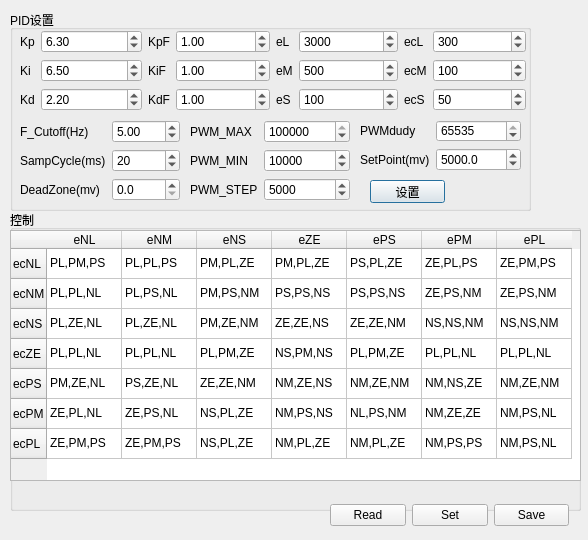
erisir/MFC_STM32F373, file PythonControler/src/UIControlProf.ui: the form before one commit.
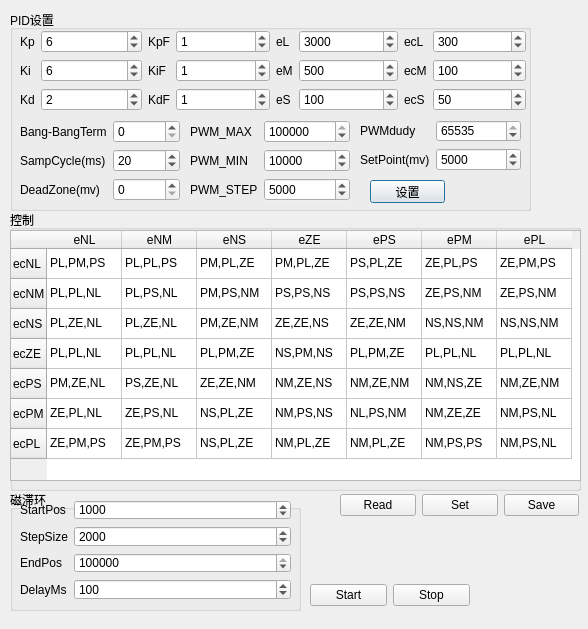
The form after the commit.

The edit to the form file:
```diff
--- a/PythonControler/src/UIControlProf.ui
+++ b/PythonControler/src/UIControlProf.ui
@@ -7,7 +7,7 @@
     <x>0</x>
     <y>0</y>
     <width>588</width>
-    <height>540</height>
+    <height>629</height>
    </rect>
   </property>
   <property name="windowTitle">
@@ -70,7 +70,7 @@
           <bool>false</bool>
          </property>
          <property name="decimals">
-          <number>2</number>
+          <number>0</number>
          </property>
          <property name="maximum">
           <double>65535.000000000000000</double>
@@ -79,7 +79,7 @@
           <double>0.100000000000000</double>
          </property>
          <property name="value">
-          <double>6.500000000000000</double>
+          <double>6.000000000000000</double>
          </property>
         </widget>
        </item>
@@ -96,7 +96,7 @@
           <bool>false</bool>
          </property>
          <property name="decimals">
-          <number>2</number>
+          <number>0</number>
          </property>
          <property name="maximum">
           <double>65535.000000000000000</double>
@@ -105,7 +105,7 @@
           <double>0.100000000000000</double>
          </property>
          <property name="value">
-          <double>2.200000000000000</double>
+          <double>2.000000000000000</double>
          </property>
         </widget>
        </item>
@@ -118,7 +118,7 @@
           <bool>false</bool>
          </property>
          <property name="decimals">
-          <number>2</number>
+          <number>0</number>
          </property>
          <property name="maximum">
           <double>65535.000000000000000</double>
@@ -127,7 +127,7 @@
           <double>0.100000000000000</double>
          </property>
          <property name="value">
-          <double>6.300000000000000</double>
+          <double>6.000000000000000</double>
          </property>
         </widget>
        </item>
@@ -155,7 +155,7 @@
           <bool>false</bool>
          </property>
          <property name="decimals">
-          <number>2</number>
+          <number>0</number>
          </property>
          <property name="maximum">
           <double>65535.000000000000000</double>
@@ -181,7 +181,7 @@
           <bool>false</bool>
          </property>
          <property name="decimals">
-          <number>2</number>
+          <number>0</number>
          </property>
          <property name="maximum">
           <double>65535.000000000000000</double>
@@ -200,7 +200,7 @@
           <bool>false</bool>
          </property>
          <property name="decimals">
-          <number>2</number>
+          <number>0</number>
          </property>
          <property name="maximum">
           <double>65535.000000000000000</double>
@@ -394,7 +394,7 @@
      <item row="0" column="0">
       <widget class="QLabel" name="label_15">
        <property name="text">
-        <string>F_Cutoff(Hz)</string>
+        <string>Bang-BangTerm</string>
        </property>
       </widget>
      </item>
@@ -407,16 +407,16 @@
         <bool>false</bool>
        </property>
        <property name="decimals">
-        <number>2</number>
+        <number>0</number>
        </property>
        <property name="maximum">
-        <double>100.000000000000000</double>
+        <double>65535.000000000000000</double>
        </property>
        <property name="singleStep">
         <double>5.000000000000000</double>
        </property>
        <property name="value">
-        <double>5.000000000000000</double>
+        <double>0.000000000000000</double>
        </property>
       </widget>
      </item>
@@ -462,10 +462,10 @@
         <bool>false</bool>
        </property>
        <property name="decimals">
-        <number>1</number>
+        <number>0</number>
        </property>
        <property name="maximum">
-        <double>20.000000000000000</double>
+        <double>65535.000000000000000</double>
        </property>
        <property name="value">
         <double>0.000000000000000</double>
@@ -619,7 +619,7 @@
         <bool>false</bool>
        </property>
        <property name="decimals">
-        <number>1</number>
+        <number>0</number>
        </property>
        <property name="maximum">
         <double>6000.000000000000000</double>
@@ -641,7 +641,7 @@
      <x>10</x>
      <y>210</y>
      <width>571</width>
-     <height>301</height>
+     <height>281</height>
     </rect>
    </property>
    <property name="title">
@@ -979,8 +979,8 @@
   <widget class="QWidget" name="horizontalLayoutWidget">
    <property name="geometry">
     <rect>
-     <x>330</x>
-     <y>500</y>
+     <x>340</x>
+     <y>490</y>
      <width>239</width>
      <height>31</height>
     </rect>
@@ -1018,6 +1018,125 @@
     </item>
    </layout>
   </widget>
+  <widget class="QGroupBox" name="groupBox_2">
+   <property name="geometry">
+    <rect>
+     <x>10</x>
+     <y>490</y>
+     <width>291</width>
+     <height>121</height>
+    </rect>
+   </property>
+   <property name="title">
+    <string>磁滞环</string>
+   </property>
+   <widget class="QWidget" name="formLayoutWidget">
+    <property name="geometry">
+     <rect>
+      <x>10</x>
+      <y>10</y>
+      <width>271</width>
+      <height>100</height>
+     </rect>
+    </property>
+    <layout class="QFormLayout" name="formLayout_2">
+     <item row="0" column="0">
+      <widget class="QLabel" name="label_4">
+       <property name="text">
+        <string>StartPos</string>
+       </property>
+      </widget>
+     </item>
+     <item row="0" column="1">
+      <widget class="QSpinBox" name="HYS_StartPos">
+       <property name="maximum">
+        <number>999999999</number>
+       </property>
+       <property name="value">
+        <number>1000</number>
+       </property>
+      </widget>
+     </item>
+     <item row="1" column="0">
+      <widget class="QLabel" name="label_9">
+       <property name="text">
+        <string>StepSize</string>
+       </property>
+      </widget>
+     </item>
+     <item row="1" column="1">
+      <widget class="QSpinBox" name="HYS_StepSize">
+       <property name="maximum">
+        <number>999999999</number>
+       </property>
+       <property name="value">
+        <number>2000</number>
+       </property>
+      </widget>
+     </item>
+     <item row="2" column="0">
+      <widget class="QLabel" name="label_11">
+       <property name="text">
+        <string>EndPos</string>
+       </property>
+      </widget>
+     </item>
+     <item row="2" column="1">
+      <widget class="QSpinBox" name="HYS_EndPos">
+       <property name="maximum">
+        <number>2097120</number>
+       </property>
+       <property name="value">
+        <number>500000</number>
+       </property>
+      </widget>
+     </item>
+     <item row="3" column="0">
+      <widget class="QLabel" name="label_13">
+       <property name="text">
+        <string>DelayMs</string>
+       </property>
+      </widget>
+     </item>
+     <item row="3" column="1">
+      <widget class="QSpinBox" name="HYS_DelayMs">
+       <property name="maximum">
+        <number>5000</number>
+       </property>
+       <property name="value">
+        <number>100</number>
+       </property>
+      </widget>
+     </item>
+    </layout>
+   </widget>
+  </widget>
+  <widget class="QWidget" name="horizontalLayoutWidget_3">
+   <property name="geometry">
+    <rect>
+     <x>310</x>
+     <y>580</y>
+     <width>160</width>
+     <height>31</height>
+    </rect>
+   </property>
+   <layout class="QHBoxLayout" name="horizontalLayout_3">
+    <item>
+     <widget class="QPushButton" name="HYS_Start">
+      <property name="text">
+       <string>Start</string>
+      </property>
+     </widget>
+    </item>
+    <item>
+     <widget class="QPushButton" name="HYS_Stop">
+      <property name="text">
+       <string>Stop</string>
+      </property>
+     </widget>
+    </item>
+   </layout>
+  </widget>
  </widget>
  <resources/>
  <connections/>
```
Left out of the diff: 20 changed lines with no effect on the pictures.
